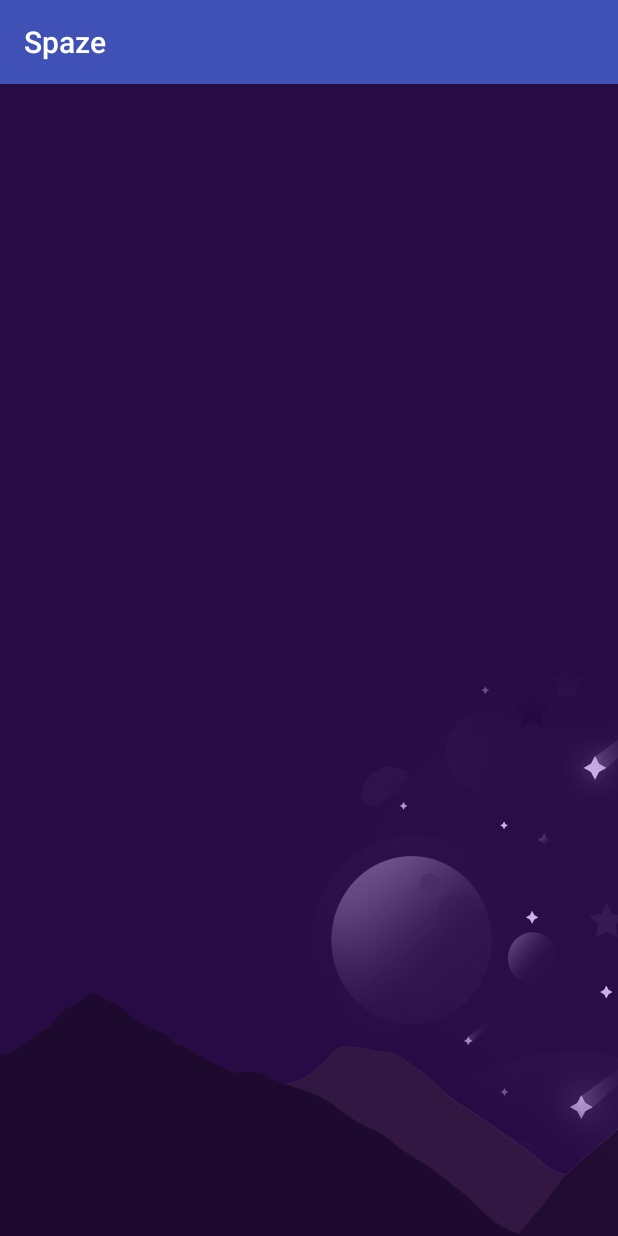
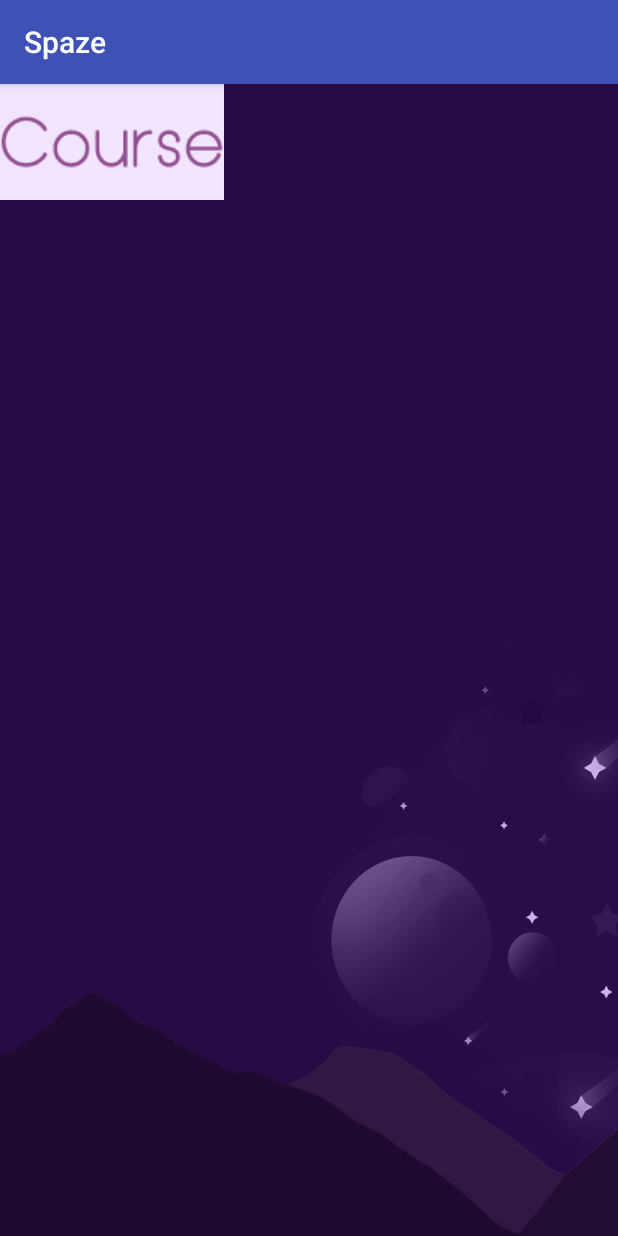
Before and after one commit to iNonzq/Spaze, an Android app: the screen it shows after launch (MainActivity), on a phone screen of 412 x 824 dp. Run offline under Robolectric (Android 15) with nearby library versions, the phone set to English and light mode, and no system bars.

Commit message:
add author
Co-Authored-By: inonzq <inonzq@users.noreply.github.com>
Co-Authored-By: Supanut <nephiegator@users.noreply.github.com>
Co-Authored-By: nawabhorn <nawabhorn@users.noreply.github.com>

```diff
--- a/app/src/main/res/layout/activity_main.xml
+++ b/app/src/main/res/layout/activity_main.xml
@@ -6,6 +6,14 @@
     android:layout_width="match_parent"
     android:layout_height="match_parent"
     android:background="@drawable/bg"
+
     tools:context="com.example.nonz.spaze.MainActivity">
 
+    <ImageButton
+        android:id="@+id/imageButton"
+        android:layout_width="149dp"
+        android:layout_height="77dp"
+        app:srcCompat="@drawable/icon_course"
+        tools:layout_editor_absoluteX="0dp"
+        tools:layout_editor_absoluteY="0dp" />
 </android.support.constraint.ConstraintLayout>
```
Also changed, not shown: app/src/main/res/drawable/icon_course.jpg (added).
